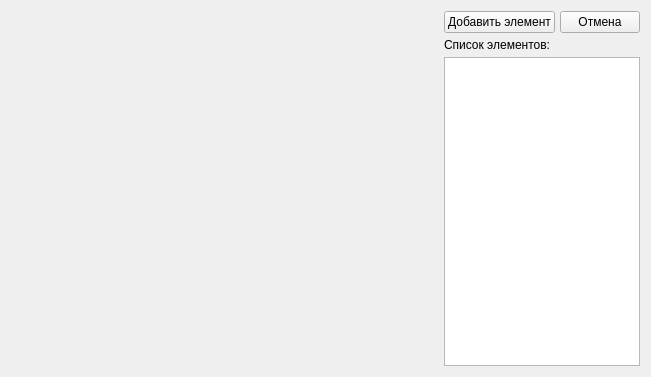
messteno/Q3Solver, file qmesh.ui: the form before one commit.
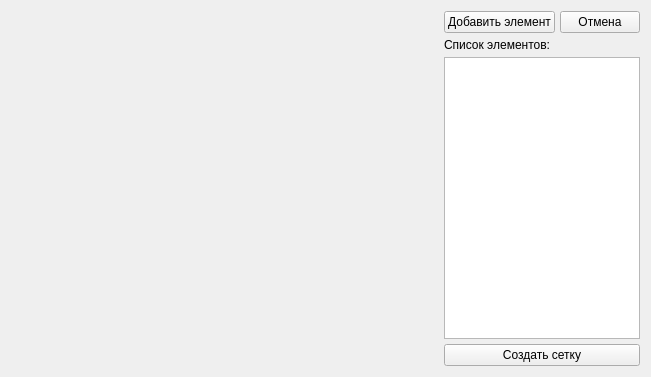
The form after the commit.

```diff
--- a/qmesh.ui
+++ b/qmesh.ui
@@ -21,7 +21,7 @@
     <layout class="QVBoxLayout" name="plotLayout"/>
    </item>
    <item>
-    <layout class="QVBoxLayout" name="userLayout" stretch="0,0,0,0">
+    <layout class="QVBoxLayout" name="userLayout" stretch="0,0,0,0,0">
      <property name="spacing">
       <number>5</number>
      </property>
@@ -76,6 +76,13 @@
        </property>
       </widget>
      </item>
+     <item>
+      <widget class="QPushButton" name="createMeshButton">
+       <property name="text">
+        <string>Создать сетку</string>
+       </property>
+      </widget>
+     </item>
     </layout>
    </item>
   </layout>
```
